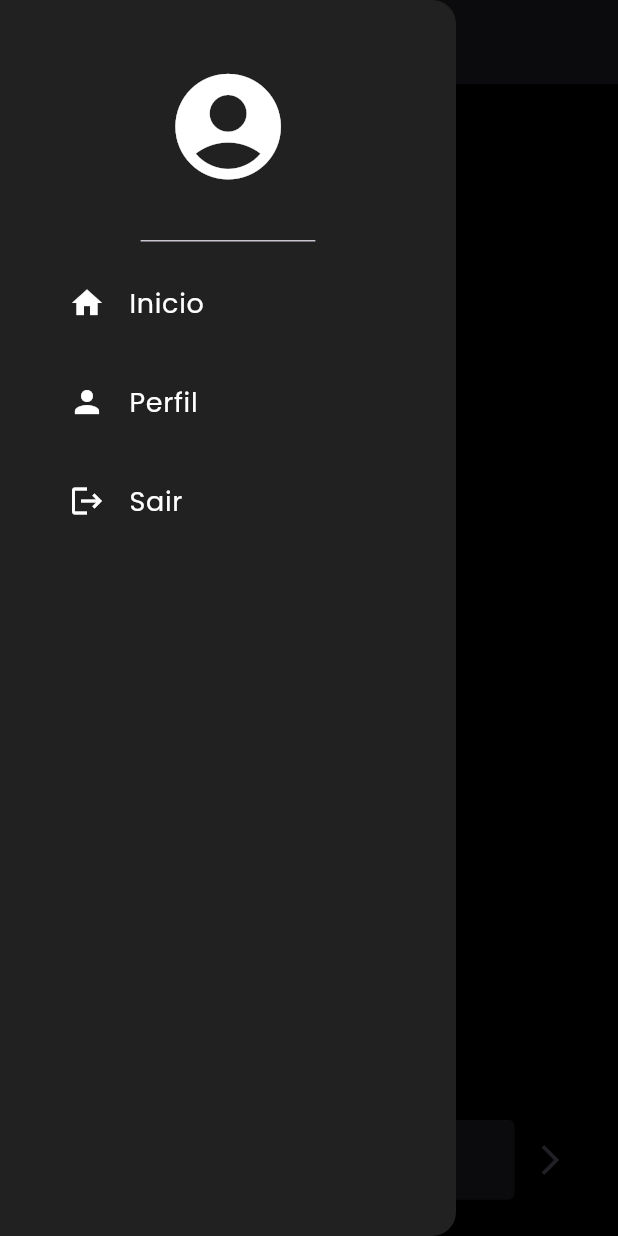
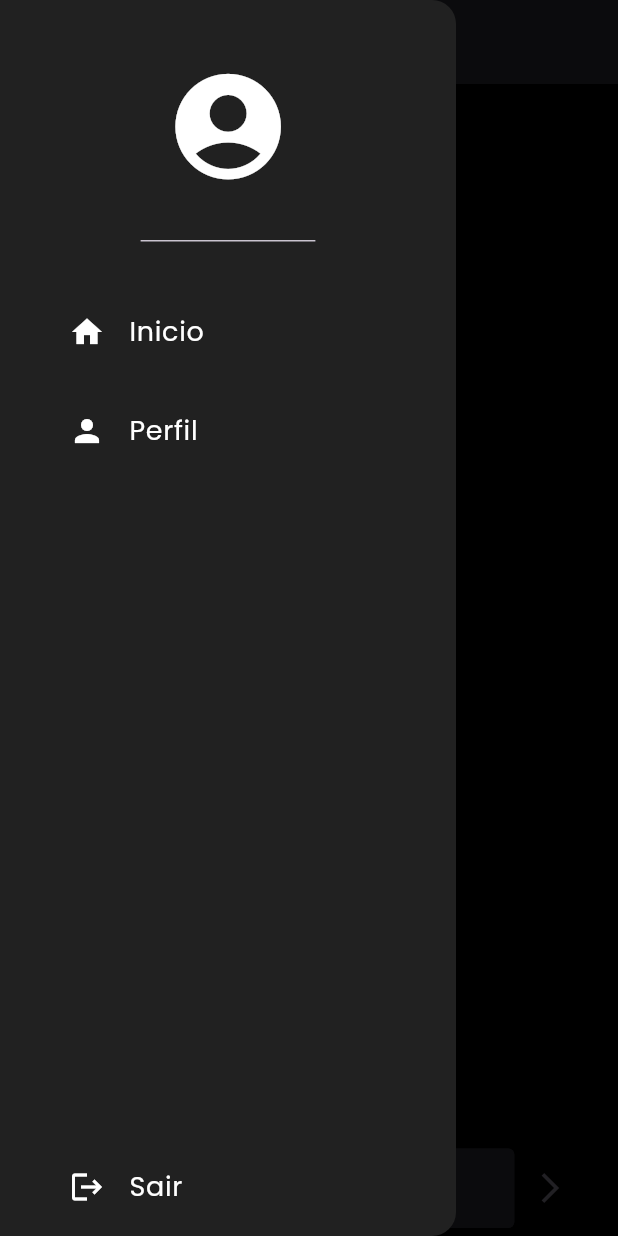
Before and after one commit to marianaoliveira1/SocialMidia, a Flutter app: the screen it shows once a user with an empty profile is signed in, with the side drawer open, on a phone screen of 412 x 824 dp. Run offline on Flutter 3.47's test engine with Material 3 defaults, Android fonts, the phone set to English and light mode, and no system bars; our stand-ins replace cloud_firestore, firebase_auth, firebase_core, flutter_screenutil, get, google_fonts; accounts and stored records are empty.

Commit message:
mah eh isso ai

```diff
--- a/lib/pages/home/home_page.dart
+++ b/lib/pages/home/home_page.dart
@@ -7,6 +7,7 @@ import 'package:google_fonts/google_fonts.dart';
 
 import 'package:socialmidia/utils/colors.dart';
 import 'package:socialmidia/widget/default_drawer.dart';
+
 import 'package:socialmidia/widget/wall_post.dart';
 
 class HomePage extends StatefulWidget {
@@ -129,14 +130,6 @@ class _HomePageState extends State<HomePage> {
                 ],
               ),
             ),
-            Text(
-              currentUser!.email!,
-              style: GoogleFonts.poppins(
-                color: DefaultColors.branco,
-                fontSize: 13.sp,
-                fontWeight: FontWeight.w300,
-              ),
-            )
           ],
         ),
       ),
--- a/lib/widget/default_drawer.dart
+++ b/lib/widget/default_drawer.dart
@@ -1,8 +1,10 @@
+import 'package:firebase_auth/firebase_auth.dart';
 import 'package:flutter/material.dart';
 import 'package:flutter_screenutil/flutter_screenutil.dart';
 import 'package:get/get.dart';
 import 'package:socialmidia/controller/auth_controller.dart';
 import 'package:socialmidia/widget/default_list_tile.dart';
+import 'package:socialmidia/widget/default_user_email.dart';
 
 class DefaultDrawer extends StatelessWidget {
   const DefaultDrawer({super.key});
@@ -10,6 +12,8 @@ class DefaultDrawer extends StatelessWidget {
   @override
   Widget build(BuildContext context) {
     final authService = Get.find<AuthController>();
+    final currentUser = FirebaseAuth.instance.currentUser;
+
     return Drawer(
       backgroundColor: Colors.grey[900],
       child: Column(
@@ -22,6 +26,7 @@ class DefaultDrawer extends StatelessWidget {
               color: Colors.white,
             ),
           ),
+          DefaultUserEmail(currentUser: currentUser),
           DefaultListTile(
             icon: Icons.home,
             title: 'Inicio',
@@ -36,6 +41,9 @@ class DefaultDrawer extends StatelessWidget {
               Navigator.of(context).pushNamed('/profile');
             },
           ),
+          Expanded(
+            child: Container(),
+          ),
           DefaultListTile(
             icon: Icons.logout,
             title: 'Sair',
```
Also changed, not shown: lib/pages/profile/profile_page.dart (+34 -1 lines), lib/widget/default_user_email.dart (added, +28 -0 lines).
